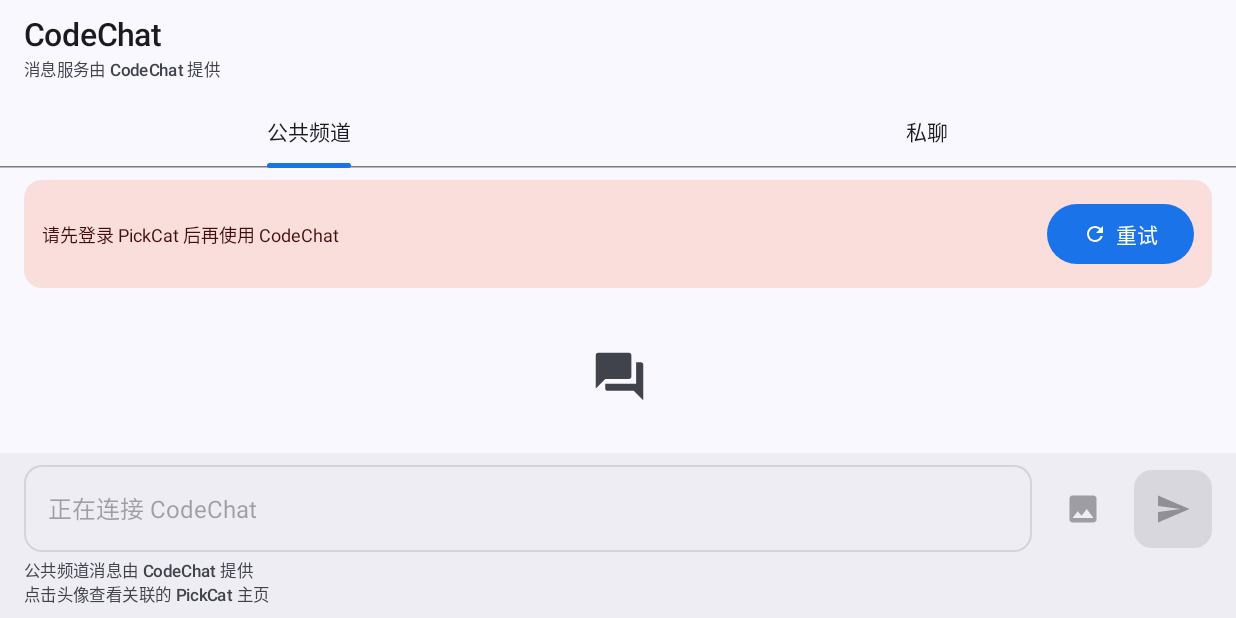
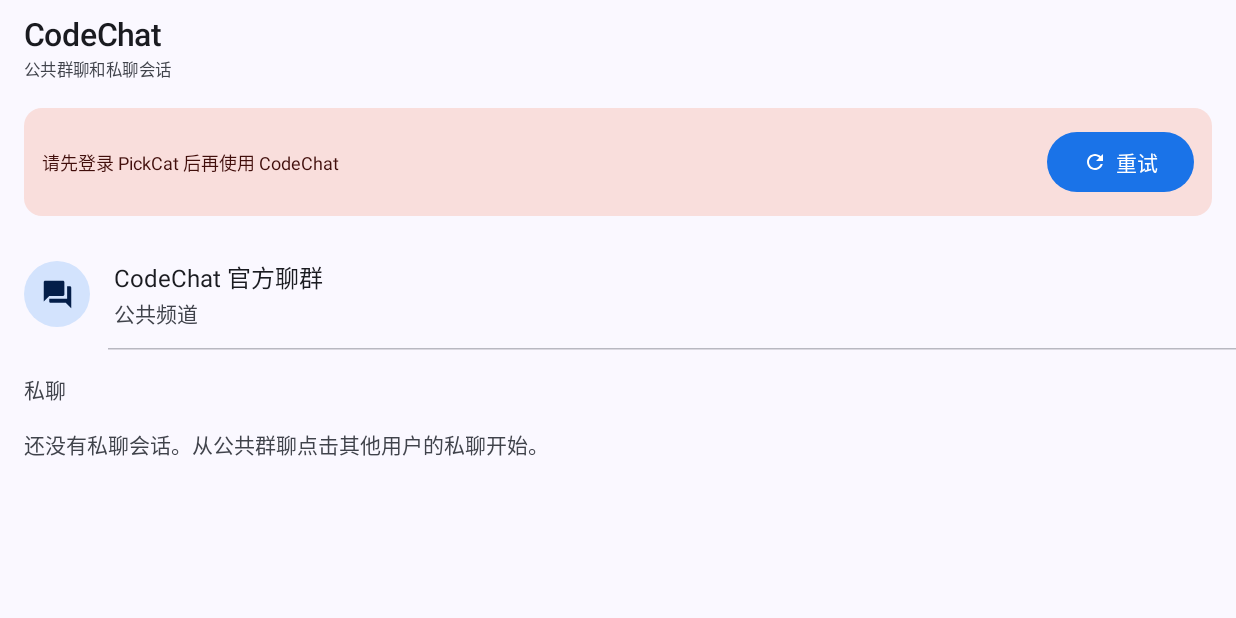
Before and after one commit to ttummc/PickCat-Android, an Android app built with Jetpack Compose: the composable CodeChatScreen shown on its own in the app's theme, on a phone screen of 824 x 412 dp (held sideways). Run offline under Robolectric (Android 15) with nearby library versions, the phone set to English and light mode, and no system bars; network calls fail; 1 statement that could not run was skipped.

Commit message:
Show CodeChat conversations on entry

```diff
--- a/app/src/main/java/dao3/pickcat/feature/codechat/CodeChatScreen.kt
+++ b/app/src/main/java/dao3/pickcat/feature/codechat/CodeChatScreen.kt
@@ -2,6 +2,7 @@ package dao3.pickcat.feature.codechat
 
 import android.content.Context
 import android.net.Uri
+import androidx.activity.compose.BackHandler
 import androidx.activity.compose.rememberLauncherForActivityResult
 import androidx.activity.result.PickVisualMediaRequest
 import androidx.activity.result.contract.ActivityResultContracts
@@ -24,6 +25,7 @@ import androidx.compose.foundation.layout.widthIn
 import androidx.compose.foundation.lazy.LazyColumn
 import androidx.compose.foundation.lazy.items
 import androidx.compose.foundation.lazy.rememberLazyListState
+import androidx.compose.foundation.shape.CircleShape
 import androidx.compose.foundation.shape.RoundedCornerShape
 import androidx.compose.material.icons.Icons
 import androidx.compose.material.icons.automirrored.filled.ArrowBack
@@ -31,9 +33,8 @@ import androidx.compose.material.icons.automirrored.filled.Send
 import androidx.compose.material.icons.filled.Forum
 import androidx.compose.material.icons.filled.Image
 import androidx.compose.material.icons.filled.Refresh
+import androidx.compose.material3.Badge
 import androidx.compose.material3.Button
-import androidx.compose.material3.Badge
-import androidx.compose.material3.BadgedBox
 import androidx.compose.material3.Card
 import androidx.compose.material3.CardDefaults
 import androidx.compose.material3.CircularProgressIndicator
@@ -47,19 +48,16 @@ import androidx.compose.material3.ListItem
 import androidx.compose.material3.ListItemDefaults
 import androidx.compose.material3.MaterialTheme
 import androidx.compose.material3.OutlinedTextField
-import androidx.compose.material3.PrimaryTabRow
 import androidx.compose.material3.Scaffold
 import androidx.compose.material3.SnackbarHost
 import androidx.compose.material3.SnackbarHostState
 import androidx.compose.material3.Surface
-import androidx.compose.material3.Tab
 import androidx.compose.material3.Text
 import androidx.compose.material3.TextButton
 import androidx.compose.material3.TopAppBar
 import androidx.compose.runtime.Composable
 import androidx.compose.runtime.LaunchedEffect
 import androidx.compose.runtime.getValue
-import androidx.compose.runtime.mutableIntStateOf
 import androidx.compose.runtime.mutableStateOf
 import androidx.compose.runtime.remember
 import androidx.compose.runtime.rememberCoroutineScope
@@ -118,13 +116,22 @@ fun CodeChatScreen(
 ) {
     val state by viewModel.state.collectAsStateWithLifecycle()
     var draft by rememberSaveable { mutableStateOf("") }
-    var tab by rememberSaveable { mutableIntStateOf(0) }
+    var publicOpen by remember { mutableStateOf(false) }
     var selectedPeer by remember { mutableStateOf<DmSession?>(null) }
     val listState = rememberLazyListState()
     val snackbarHostState = remember { SnackbarHostState() }
     val scope = rememberCoroutineScope()
     val context = LocalContext.current
     var uploading by remember { mutableStateOf(false) }
+
+    val inConversation = publicOpen || selectedPeer != null
+    val visibleMessages = when {
+        selectedPeer != null -> state.messages.filter { it.peerId == selectedPeer?.peerUid }
+        publicOpen -> state.messages.filter { it.peerId.isBlank() }
+        else -> emptyList()
+    }
+    val publicMessages = state.messages.filter { it.peerId.isBlank() }
+
     val imagePicker = rememberLauncherForActivityResult(
         ActivityResultContracts.PickVisualMedia(),
     ) { uri ->
@@ -141,41 +148,21 @@ fun CodeChatScreen(
         }
     }
 
-    val visibleMessages = when {
-        selectedPeer != null -> state.messages.filter { it.peerId == selectedPeer?.peerUid }
-        tab == 0 -> state.messages.filter { it.peerId.isBlank() }
-        else -> emptyList()
+    fun closeConversation() {
+        publicOpen = false
+        selectedPeer = null
+        draft = ""
     }
 
-    LaunchedEffect(visibleMessages.size, selectedPeer?.peerUid) {
-        if (visibleMessages.isNotEmpty()) {
-            listState.animateScrollToItem(visibleMessages.lastIndex)
-        }
-    }
-
-    LaunchedEffect(tab, selectedPeer) {
-        if (tab == 1 && selectedPeer == null) viewModel.refreshDmSessions()
-    }
-
-    LaunchedEffect(selectedPeer?.peerUid) {
-        viewModel.setActivePeer(selectedPeer?.peerUid)
-    }
-
-    val totalUnread = state.unreadByPeer.values.sum()
-
-    val openUserProfile: (CodeChatMessage) -> Unit = { message ->
-        scope.launch {
-            val userId = viewModel.resolvePickCatUserId(message.senderId)
-            if (userId.isNullOrBlank()) {
-                snackbarHostState.showSnackbar("该用户没有关联 PickCat 账号，无法打开主页")
-            } else {
-                onOpenProfile(userId)
-            }
-        }
+    fun openPublic() {
+        selectedPeer = null
+        publicOpen = true
+        draft = ""
     }
 
     fun choosePeer(session: DmSession) {
         viewModel.ensureDmSession(session.peerUid, session.nickname, session.avatar)
+        publicOpen = false
         selectedPeer = session
         draft = ""
     }
@@ -191,25 +178,57 @@ fun CodeChatScreen(
                 online = false,
             ),
         )
-        tab = 1
     }
 
-    val hasComposer = selectedPeer != null || tab == 0
+    LaunchedEffect(visibleMessages.size, selectedPeer?.peerUid, publicOpen) {
+        if (visibleMessages.isNotEmpty()) {
+            listState.animateScrollToItem(visibleMessages.lastIndex)
+        }
+    }
+
+    LaunchedEffect(selectedPeer?.peerUid, publicOpen) {
+        viewModel.setActivePeer(if (publicOpen) null else selectedPeer?.peerUid)
+    }
+
+    LaunchedEffect(inConversation) {
+        if (!inConversation) viewModel.refreshDmSessions()
+    }
+
+    BackHandler(enabled = inConversation) {
+        closeConversation()
+    }
+
+    val openUserProfile: (CodeChatMessage) -> Unit = { message ->
+        scope.launch {
+            val userId = viewModel.resolvePickCatUserId(message.senderId)
+            if (userId.isNullOrBlank()) {
+                snackbarHostState.showSnackbar("该用户没有关联 PickCat 账号，无法打开主页")
+            } else {
+                onOpenProfile(userId)
+            }
+        }
+    }
+
     Scaffold(
         modifier = modifier.fillMaxSize(),
         contentWindowInsets = WindowInsets(0, 0, 0, 0),
         snackbarHost = { SnackbarHost(snackbarHostState) },
         topBar = {
-            Column {
             TopAppBar(
                 title = {
                     Column {
-                            Text(selectedPeer?.nickname ?: "CodeChat")
                         Text(
-                                if (selectedPeer != null) {
-                                    "CodeChat 私聊"
+                            when {
+                                selectedPeer != null -> selectedPeer?.nickname.orEmpty()
+                                publicOpen -> "CodeChat 官方聊群"
+                                else -> "CodeChat"
+                            },
+                        )
+                        Text(
+                            if (inConversation) {
+                                "消息服务由 CodeChat 提供"
                             } else {
-                                    "消息服务由 CodeChat 提供"
+                                "公共群聊和私聊会话"
                             },
                             style = MaterialTheme.typography.labelSmall,
                             color = MaterialTheme.colorScheme.onSurfaceVariant,
@@ -217,50 +236,19 @@ fun CodeChatScreen(
                     }
                 },
                 navigationIcon = {
-                        if (selectedPeer != null) {
-                            IconButton(onClick = { selectedPeer = null }) {
+                    if (inConversation) {
+                        IconButton(onClick = ::closeConversation) {
                             Icon(
                                 Icons.AutoMirrored.Filled.ArrowBack,
-                                    contentDescription = "返回私聊列表",
+                                contentDescription = "返回会话列表",
                             )
                         }
                     }
                 },
             )
-                if (selectedPeer == null) {
-                    PrimaryTabRow(
-                        selectedTabIndex = tab,
-                        containerColor = MaterialTheme.colorScheme.surface,
-                        contentColor = MaterialTheme.colorScheme.onSurface,
-                    ) {
-                        Tab(
-                            selected = tab == 0,
-                            onClick = { tab = 0 },
-                            text = { Text("公共频道") },
-                        )
-                        Tab(
-                            selected = tab == 1,
-                            onClick = { tab = 1 },
-                            text = {
-                                BadgedBox(
-                                    badge = {
-                                        if (totalUnread > 0) {
-                                            Badge {
-                                                Text(if (totalUnread > 99) "99+" else totalUnread.toString())
-                                            }
-                                        }
-                                    },
-                                ) {
-                                    Text("私聊")
-                                }
-                            },
-                        )
-                    }
-                }
-            }
         },
         bottomBar = {
-            if (hasComposer) {
+            if (inConversation) {
                 Surface(
                     modifier = Modifier.fillMaxWidth().imePadding(),
                     color = MaterialTheme.colorScheme.surfaceContainer,
@@ -288,7 +276,7 @@ fun CodeChatScreen(
                                             selectedPeer != null -> {
                                                 "发消息给 ${selectedPeer?.nickname.orEmpty()}"
                                             }
-                                            else -> "发消息到 CodeChat 公共频道"
+                                            else -> "发消息到公共群聊"
                                         },
                                     )
                                 },
@@ -339,11 +327,7 @@ fun CodeChatScreen(
                             }
                         }
                         Text(
-                            if (selectedPeer != null) {
-                                "私聊消息由 CodeChat 提供"
-                            } else {
-                                "公共频道消息由 CodeChat 提供"
-                            },
+                            "公共群聊和私聊消息由 CodeChat 提供",
                             style = MaterialTheme.typography.labelSmall,
                             color = MaterialTheme.colorScheme.onSurfaceVariant,
                             modifier = Modifier.padding(top = 4.dp),
@@ -395,9 +379,11 @@ fun CodeChatScreen(
             }
 
             when {
-                selectedPeer == null && tab == 1 -> DmSessionList(
+                !inConversation -> ConversationList(
+                    publicMessages = publicMessages,
                     sessions = state.dmSessions,
                     unreadByPeer = state.unreadByPeer,
+                    onOpenPublic = ::openPublic,
                     onOpenSession = ::choosePeer,
                 )
                 visibleMessages.isEmpty() -> EmptyConversation(
@@ -424,42 +410,104 @@ fun CodeChatScreen(
 }
 
 @Composable
-private fun DmSessionList(
+private fun ConversationList(
+    publicMessages: List<CodeChatMessage>,
     sessions: List<DmSession>,
     unreadByPeer: Map<String, Int>,
+    onOpenPublic: () -> Unit,
     onOpenSession: (DmSession) -> Unit,
 ) {
-    if (sessions.isEmpty()) {
-        Box(Modifier.fillMaxSize(), contentAlignment = Alignment.Center) {
-            Column(
-                horizontalAlignment = Alignment.CenterHorizontally,
-                modifier = Modifier.padding(32.dp),
-            ) {
-                Icon(
-                    Icons.Default.Forum,
-                    contentDescription = null,
-                    tint = MaterialTheme.colorScheme.onSurfaceVariant,
-                    modifier = Modifier.size(40.dp),
-                )
-                Text(
-                    "还没有私聊",
-                    style = MaterialTheme.typography.titleMedium,
-                    modifier = Modifier.padding(top = 12.dp),
-                )
-                Text(
-                    "在公共频道点击其他用户的私聊按钮开始会话",
-                    style = MaterialTheme.typography.bodyMedium,
-                    color = MaterialTheme.colorScheme.onSurfaceVariant,
-                    modifier = Modifier.padding(top = 6.dp),
-                )
-            }
-        }
-    } else {
+    val lastPublic = publicMessages.lastOrNull()
     LazyColumn(
         modifier = Modifier.fillMaxSize(),
         contentPadding = PaddingValues(vertical = 8.dp),
     ) {
+        item(key = "public") {
+            ListItem(
+                headlineContent = {
+                    Text(
+                        "CodeChat 官方聊群",
+                        maxLines = 1,
+                        overflow = TextOverflow.Ellipsis,
+                    )
+                },
+                supportingContent = {
+                    Text(
+                        lastPublic?.text?.ifBlank { "图片" } ?: "公共频道",
+                        maxLines = 1,
+                        overflow = TextOverflow.Ellipsis,
+                    )
+                },
+                leadingContent = {
+                    Surface(
+                        shape = CircleShape,
+                        color = MaterialTheme.colorScheme.primaryContainer,
+                        contentColor = MaterialTheme.colorScheme.onPrimaryContainer,
+                    ) {
+                        Box(Modifier.size(44.dp), contentAlignment = Alignment.Center) {
+                            Icon(
+                                Icons.Default.Forum,
+                                contentDescription = null,
+                                modifier = Modifier.size(22.dp),
+                            )
+                        }
+                    }
+                },
+                trailingContent = {
+                    if (lastPublic != null) {
+                        Text(
+                            DateFormat.getTimeInstance(DateFormat.SHORT)
+                                .format(Date(lastPublic.time)),
+                            style = MaterialTheme.typography.labelSmall,
+                            color = MaterialTheme.colorScheme.onSurfaceVariant,
+                        )
+                    }
+                },
+                colors = ListItemDefaults.colors(
+                    containerColor = MaterialTheme.colorScheme.surface,
+                ),
+                modifier = Modifier.clickable(onClick = onOpenPublic),
+            )
+            HorizontalDivider(
+                modifier = Modifier.padding(start = 72.dp),
+                color = MaterialTheme.colorScheme.outlineVariant.copy(alpha = 0.5f),
+            )
+        }
+        item(key = "dm-title") {
+            Text(
+                "私聊",
+                style = MaterialTheme.typography.titleSmall,
+                color = MaterialTheme.colorScheme.onSurfaceVariant,
+                modifier = Modifier.padding(start = 16.dp, end = 16.dp, top = 16.dp, bottom = 4.dp),
+            )
+        }
+        if (sessions.isEmpty()) {
+            item(key = "dm-empty") {
+                Text(
+                    "还没有私聊会话。从公共群聊点击其他用户的私聊开始。",
+                    style = MaterialTheme.typography.bodyMedium,
+                    color = MaterialTheme.colorScheme.onSurfaceVariant,
+                    modifier = Modifier.padding(horizontal = 16.dp, vertical = 12.dp),
+                )
+            }
+        } else {
             items(sessions, key = { it.peerUid }) { session ->
+                DmSessionRow(
+                    session = session,
+                    unread = unreadByPeer[session.peerUid] ?: 0,
+                    onClick = { onOpenSession(session) },
+                )
+            }
+        }
+    }
+}
+
+@Composable
+private fun DmSessionRow(
+    session: DmSession,
+    unread: Int,
+    onClick: () -> Unit,
+) {
     ListItem(
         headlineContent = {
             Text(
@@ -488,7 +536,6 @@ private fun DmSessionList(
         },
         trailingContent = {
             Column(horizontalAlignment = Alignment.End) {
-                            val unread = unreadByPeer[session.peerUid] ?: 0
                 if (unread > 0) {
                     Badge {
                         Text(if (unread > 99) "99+" else unread.toString())
@@ -514,15 +561,12 @@ private fun DmSessionList(
         colors = ListItemDefaults.colors(
             containerColor = MaterialTheme.colorScheme.surface,
         ),
-                    modifier = Modifier.clickable { onOpenSession(session) },
+        modifier = Modifier.clickable(onClick = onClick),
     )
     HorizontalDivider(
         modifier = Modifier.padding(start = 72.dp),
         color = MaterialTheme.colorScheme.outlineVariant.copy(alpha = 0.5f),
     )
-            }
-        }
-    }
 }
 
 @Composable
@@ -542,7 +586,7 @@ private fun EmptyConversation(
                 modifier = Modifier.size(40.dp),
             )
             Text(
-                if (isPrivate) "还没有私聊消息" else "CodeChat 公共频道",
+                if (isPrivate) "还没有私聊消息" else "CodeChat 官方聊群",
                 style = MaterialTheme.typography.titleMedium,
                 modifier = Modifier.padding(top = 12.dp),
             )
```
Also changed, not shown: 3 other files. Lines whose indentation alone changed are shown as unchanged.
